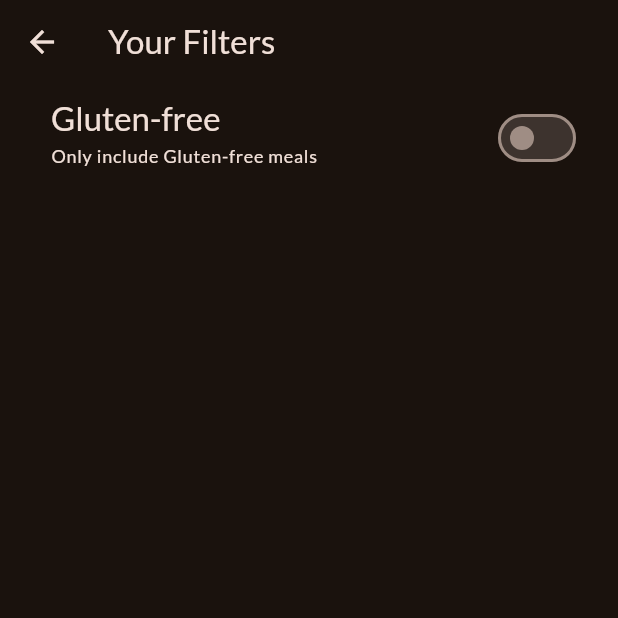
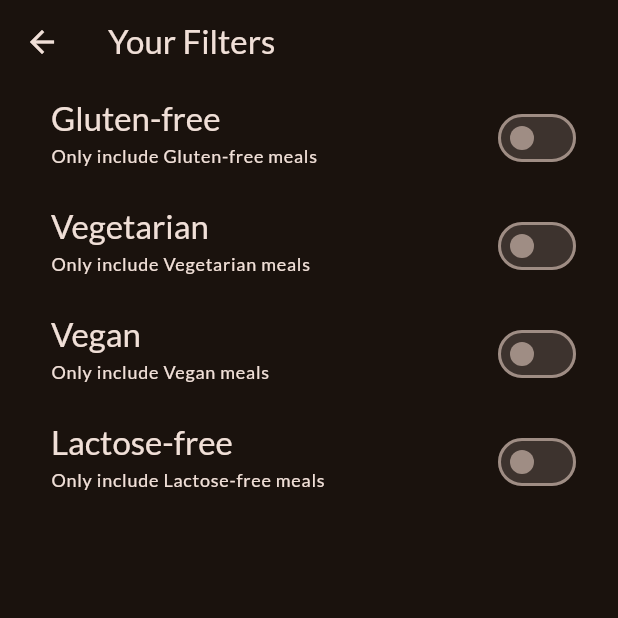
Before and after one commit to surajgond07/meals_flutter_app, a Flutter app: the FiltersScreen screen opened directly, on a phone screen of 412 x 824 dp, the top half of it. Run offline on Flutter 3.47's test engine with Material 3 defaults, Android fonts, the phone set to English and light mode, and no system bars; our stand-ins replace google_fonts, transparent_image.

Commit message:
Wroking on Filter Screen

```diff
--- a/lib/screens/filters.dart
+++ b/lib/screens/filters.dart
@@ -1,4 +1,13 @@
 import 'package:flutter/material.dart';
+// import 'package:meals_app/screens/tabs.dart';
+// import 'package:meals_app/widgets/main_drawer.dart';
+
+enum Filter {
+  glutenFree,
+  lactoseFree,
+  vegetarian,
+  vegan,
+}
 
 class FiltersScreen extends StatefulWidget {
   const FiltersScreen({super.key});
@@ -10,13 +19,40 @@ class FiltersScreen extends StatefulWidget {
 
 class _FiltersScreenState extends State<FiltersScreen> {
   var _glutenFreeFilterSet = false;
+  var _lactoseFreeFilterSet = false;
+  var _vegetarianFilterSet = false;
+  var _veganFilterSet = false;
   @override
   Widget build(BuildContext context) {
     return Scaffold(
       appBar: AppBar(
         title: const Text('Your Filters'),
       ),
-      body: Column(
+      // remove Back Button on Drawer
+      // drawer: MainDrawer(
+      //   onSelectedScreen: (identifier) {
+      //     Navigator.of(context).pop();
+      //     if (identifier == 'meals') {
+      //       Navigator.of(context).pushReplacement(
+      //         MaterialPageRoute(
+      //           builder: (ctx) => const TabsScreen(),
+      //         ),
+      //       );
+      //     }
+      //   },
+      // ),
+      body: PopScope(
+        canPop: false,
+        onPopInvokedWithResult: (bool didPop, dynamic result) {
+          if (didPop) return;
+          Navigator.of(context).pop({
+            Filter.glutenFree: _glutenFreeFilterSet,
+            Filter.lactoseFree: _lactoseFreeFilterSet,
+            Filter.vegetarian: _vegetarianFilterSet,
+            Filter.vegan: _veganFilterSet,
+          });
+        },
+        child: Column(
           children: [
             SwitchListTile(
               value: _glutenFreeFilterSet,
@@ -39,8 +75,75 @@ class _FiltersScreenState extends State<FiltersScreen> {
               ),
               activeColor: Theme.of(context).colorScheme.tertiary,
               contentPadding: const EdgeInsets.only(left: 34, right: 24),
-          )
+            ),
+            SwitchListTile(
+              value: _lactoseFreeFilterSet,
+              onChanged: (isCheecked) {
+                setState(() {
+                  _lactoseFreeFilterSet = isCheecked;
+                });
+              },
+              title: Text(
+                'Vegetarian',
+                style: Theme.of(context).textTheme.titleLarge!.copyWith(
+                      color: Theme.of(context).colorScheme.onSurface,
+                    ), // copyWith() provided extra settings
+              ),
+              subtitle: Text(
+                'Only include Vegetarian meals',
+                style: Theme.of(context).textTheme.labelMedium!.copyWith(
+                      color: Theme.of(context).colorScheme.onSurface,
+                    ),
+              ),
+              activeColor: Theme.of(context).colorScheme.tertiary,
+              contentPadding: const EdgeInsets.only(left: 34, right: 24),
+            ),
+            SwitchListTile(
+              value: _vegetarianFilterSet,
+              onChanged: (isCheecked) {
+                setState(() {
+                  _vegetarianFilterSet = isCheecked;
+                });
+              },
+              title: Text(
+                'Vegan',
+                style: Theme.of(context).textTheme.titleLarge!.copyWith(
+                      color: Theme.of(context).colorScheme.onSurface,
+                    ), // copyWith() provided extra settings
+              ),
+              subtitle: Text(
+                'Only include Vegan meals',
+                style: Theme.of(context).textTheme.labelMedium!.copyWith(
+                      color: Theme.of(context).colorScheme.onSurface,
+                    ),
+              ),
+              activeColor: Theme.of(context).colorScheme.tertiary,
+              contentPadding: const EdgeInsets.only(left: 34, right: 24),
+            ),
+            SwitchListTile(
+              value: _veganFilterSet,
+              onChanged: (isCheecked) {
+                setState(() {
+                  _veganFilterSet = isCheecked;
+                });
+              },
+              title: Text(
+                'Lactose-free',
+                style: Theme.of(context).textTheme.titleLarge!.copyWith(
+                      color: Theme.of(context).colorScheme.onSurface,
+                    ), // copyWith() provided extra settings
+              ),
+              subtitle: Text(
+                'Only include Lactose-free meals',
+                style: Theme.of(context).textTheme.labelMedium!.copyWith(
+                      color: Theme.of(context).colorScheme.onSurface,
+                    ),
+              ),
+              activeColor: Theme.of(context).colorScheme.tertiary,
+              contentPadding: const EdgeInsets.only(left: 34, right: 24),
+            ),
           ],
+        ),
       ),
     );
   }
--- a/lib/screens/tabs.dart
+++ b/lib/screens/tabs.dart
@@ -50,14 +50,16 @@ class _TabsScreenState extends State<TabsScreen> {
   }
 
   // function for Drawer
-  void _setScreen(String identifier) {
+  void _setScreen(String identifier) async {
     Navigator.of(context).pop();
     if (identifier == 'filter') {
-      Navigator.of(context).push(
+      final result = await Navigator.of(context).push<Map<Filter, bool>>(
         MaterialPageRoute(
           builder: (ctx) => const FiltersScreen(),
         ),
       );
+
+      print(result);
     }
   }
 
```
Lines whose indentation alone changed are shown as unchanged.
